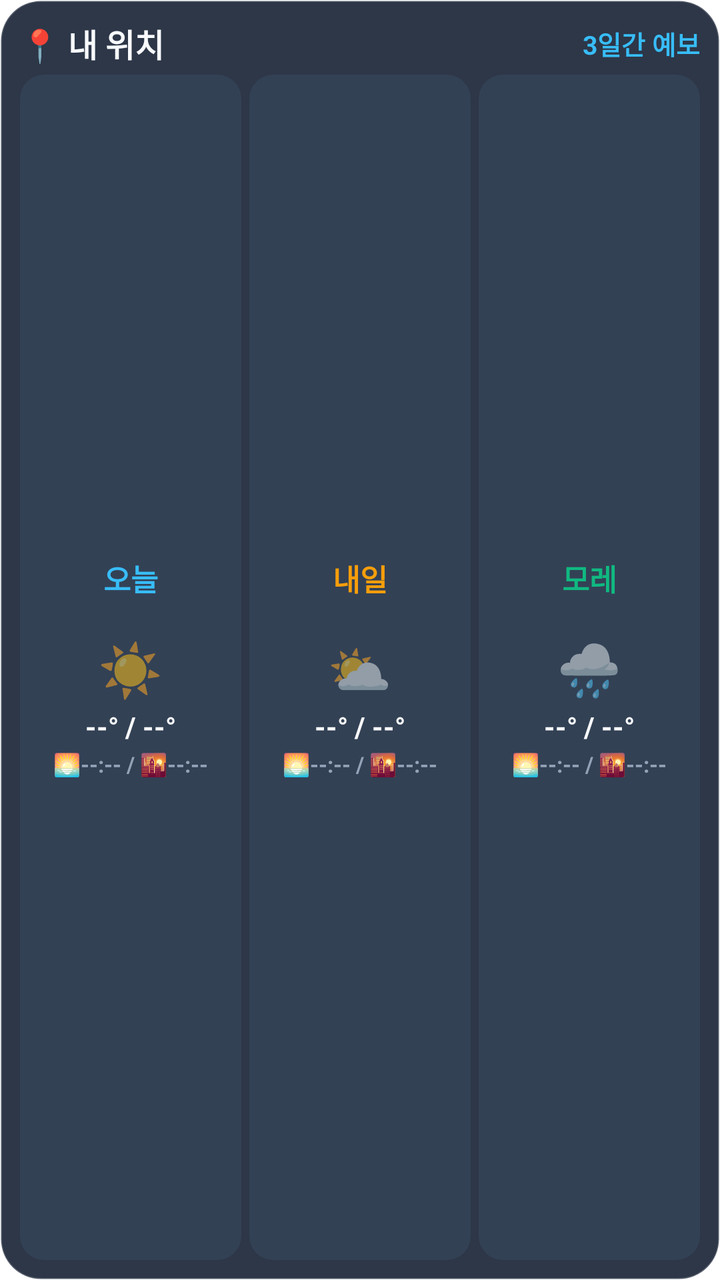
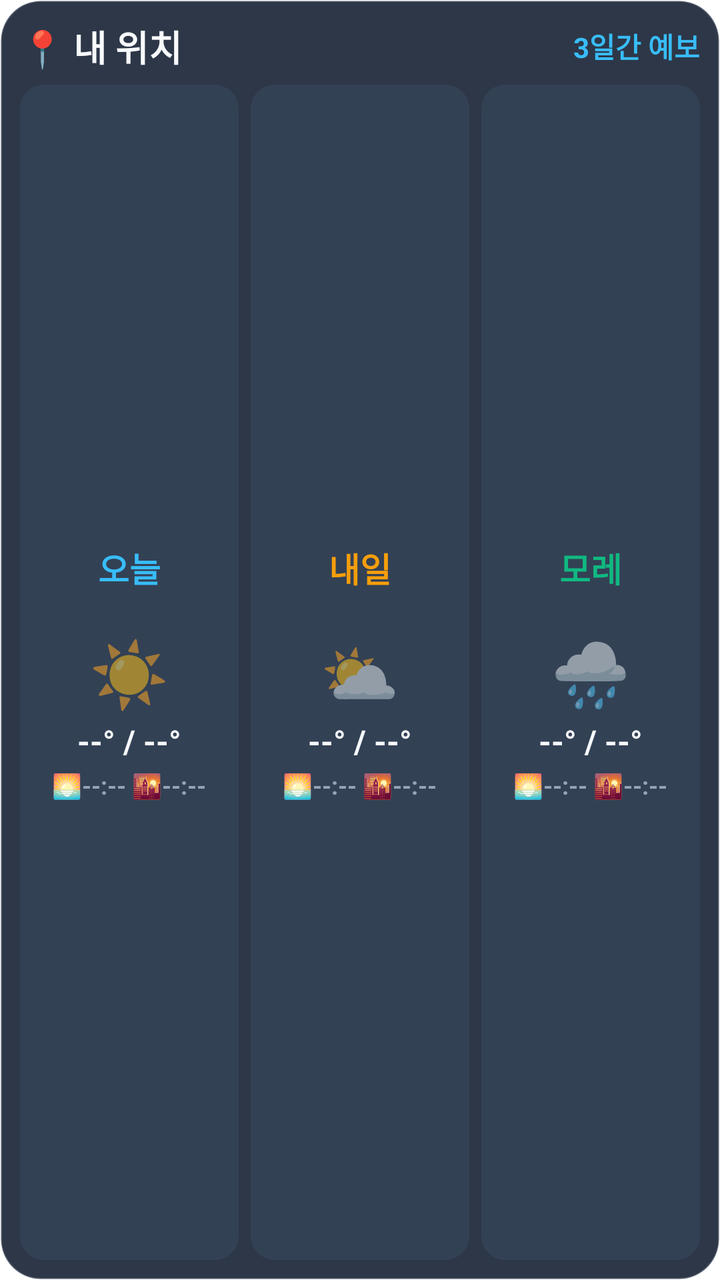

Two renders of the same Android screen: before a commit and after it. Below are the layout's source before the change and the commit's diff.
<!-- AndroidManifest.xml: fallback theme Theme.MaterialComponents.DayNight.NoActionBar -->
<!-- res/layout/widget_three_days_layout.xml -->
<?xml version="1.0" encoding="utf-8"?>
<LinearLayout xmlns:android="http://schemas.android.com/apk/res/android"
    android:id="@+id/widget_container_three_days"
    android:layout_width="match_parent"
    android:layout_height="match_parent"
    android:background="@drawable/widget_bg_rounded"
    android:orientation="vertical"
    android:padding="10dp">

    
    <LinearLayout
        android:layout_width="match_parent"
        android:layout_height="wrap_content"
        android:orientation="horizontal"
        android:gravity="center_vertical"
        android:paddingBottom="4dp">

        <TextView
            android:id="@+id/tv_three_location"
            android:layout_width="0dp"
            android:layout_height="wrap_content"
            android:layout_weight="1"
            android:text="📍 내 위치"
            android:textColor="@color/text_primary"
            android:textSize="16sp"
            android:textStyle="bold" />

        <TextView
            android:layout_width="wrap_content"
            android:layout_height="wrap_content"
            android:text="3일간 예보"
            android:textColor="@color/accent_blue"
            android:textSize="13sp"
            android:textStyle="bold" />
    </LinearLayout>

    
    <LinearLayout
        android:layout_width="match_parent"
        android:layout_height="0dp"
        android:layout_weight="1"
        android:orientation="horizontal"
        android:gravity="center">

        
        <LinearLayout
            android:layout_width="0dp"
            android:layout_height="match_parent"
            android:layout_weight="1"
            android:layout_marginEnd="4dp"
            android:background="@drawable/widget_card_item_bg"
            android:orientation="vertical"
            android:gravity="center"
            android:padding="6dp">

            <TextView
                android:id="@+id/tv_day1_title"
                android:layout_width="wrap_content"
                android:layout_height="wrap_content"
                android:text="오늘"
                android:textColor="@color/accent_blue"
                android:textSize="15sp"
                android:textStyle="bold" />

            <TextView
                android:id="@+id/tv_day1_subdate"
                android:layout_width="wrap_content"
                android:layout_height="wrap_content"
                android:text=""
                android:textColor="@color/text_secondary"
                android:textSize="11sp" />

            <TextView
                android:id="@+id/tv_day1_icon"
                android:layout_width="wrap_content"
                android:layout_height="wrap_content"
                android:layout_marginTop="2dp"
                android:text="☀️"
                android:textSize="26sp" />

            <TextView
                android:id="@+id/tv_day1_temp"
                android:layout_width="wrap_content"
                android:layout_height="wrap_content"
                android:layout_marginTop="2dp"
                android:text="--° / --°"
                android:textColor="@color/text_primary"
                android:textSize="14sp"
                android:textStyle="bold" />

            <TextView
                android:id="@+id/tv_day1_sun"
                android:layout_width="wrap_content"
                android:layout_height="wrap_content"
                android:layout_marginTop="2dp"
                android:text="🌅--:-- / 🌇--:--"
                android:textColor="@color/text_secondary"
                android:textSize="11sp"
                android:textStyle="bold" />
        </LinearLayout>

        
        <LinearLayout
            android:layout_width="0dp"
            android:layout_height="match_parent"
            android:layout_weight="1"
            android:layout_marginEnd="4dp"
            android:background="@drawable/widget_card_item_bg"
            android:orientation="vertical"
            android:gravity="center"
            android:padding="6dp">

            <TextView
                android:id="@+id/tv_day2_title"
                android:layout_width="wrap_content"
                android:layout_height="wrap_content"
                android:text="내일"
                android:textColor="@color/accent_sun"
                android:textSize="15sp"
                android:textStyle="bold" />

            <TextView
                android:id="@+id/tv_day2_subdate"
                android:layout_width="wrap_content"
                android:layout_height="wrap_content"
                android:text=""
                android:textColor="@color/text_secondary"
                android:textSize="11sp" />

            <TextView
                android:id="@+id/tv_day2_icon"
                android:layout_width="wrap_content"
                android:layout_height="wrap_content"
                android:layout_marginTop="2dp"
                android:text="⛅"
                android:textSize="26sp" />

            <TextView
                android:id="@+id/tv_day2_temp"
                android:layout_width="wrap_content"
                android:layout_height="wrap_content"
                android:layout_marginTop="2dp"
                android:text="--° / --°"
                android:textColor="@color/text_primary"
                android:textSize="14sp"
                android:textStyle="bold" />

            <TextView
                android:id="@+id/tv_day2_sun"
                android:layout_width="wrap_content"
                android:layout_height="wrap_content"
                android:layout_marginTop="2dp"
                android:text="🌅--:-- / 🌇--:--"
                android:textColor="@color/text_secondary"
                android:textSize="11sp"
                android:textStyle="bold" />
        </LinearLayout>

        
        <LinearLayout
            android:layout_width="0dp"
            android:layout_height="match_parent"
            android:layout_weight="1"
            android:background="@drawable/widget_card_item_bg"
            android:orientation="vertical"
            android:gravity="center"
            android:padding="6dp">

            <TextView
                android:id="@+id/tv_day3_title"
                android:layout_width="wrap_content"
                android:layout_height="wrap_content"
                android:text="모레"
                android:textColor="@color/accent_green"
                android:textSize="15sp"
                android:textStyle="bold" />

            <TextView
                android:id="@+id/tv_day3_subdate"
                android:layout_width="wrap_content"
                android:layout_height="wrap_content"
                android:text=""
                android:textColor="@color/text_secondary"
                android:textSize="11sp" />

            <TextView
                android:id="@+id/tv_day3_icon"
                android:layout_width="wrap_content"
                android:layout_height="wrap_content"
                android:layout_marginTop="2dp"
                android:text="🌧️"
                android:textSize="26sp" />

            <TextView
                android:id="@+id/tv_day3_temp"
                android:layout_width="wrap_content"
                android:layout_height="wrap_content"
                android:layout_marginTop="2dp"
                android:text="--° / --°"
                android:textColor="@color/text_primary"
                android:textSize="14sp"
                android:textStyle="bold" />

            <TextView
                android:id="@+id/tv_day3_sun"
                android:layout_width="wrap_content"
                android:layout_height="wrap_content"
                android:layout_marginTop="2dp"
                android:text="🌅--:-- / 🌇--:--"
                android:textColor="@color/text_secondary"
                android:textSize="11sp"
                android:textStyle="bold" />
        </LinearLayout>
    </LinearLayout>
</LinearLayout>
<!-- resources referenced by this layout -->
<resources>
  <color name="accent_blue">#38BDF8</color>
  <color name="accent_green">#10B981</color>
  <color name="accent_sun">#F59E0B</color>
  <color name="text_primary">#F8FAFC</color>
  <color name="text_secondary">#94A3B8</color>
  <!-- drawable widget_bg_rounded (drawable) -->
  <?xml version="1.0" encoding="utf-8"?>
  <shape xmlns:android="http://schemas.android.com/apk/res/android"
      android:shape="rectangle">
      <solid android:color="@color/widget_bg" />
      <corners android:radius="20dp" />
      <stroke
          android:width="1dp"
          android:color="#33FFFFFF" />
  </shape>
  <!-- drawable widget_card_item_bg (drawable) -->
  <?xml version="1.0" encoding="utf-8"?>
  <shape xmlns:android="http://schemas.android.com/apk/res/android"
      android:shape="rectangle">
      <solid android:color="@color/widget_card_solid" />
      <corners android:radius="12dp" />
  </shape>
  <color name="widget_bg">#EE1E293B</color>
  <color name="widget_card_solid">#334155</color>
</resources>

<!-- the commit's change to res/layout/widget_three_days_layout.xml (unified diff, before → after) -->
@@ -13,7 +13,7 @@
         android:layout_height="wrap_content"
         android:orientation="horizontal"
         android:gravity="center_vertical"
-        android:paddingBottom="4dp">
+        android:paddingBottom="6dp">
 
         <TextView
             android:id="@+id/tv_three_location"
@@ -22,7 +22,7 @@
             android:layout_weight="1"
             android:text="📍 내 위치"
             android:textColor="@color/text_primary"
-            android:textSize="16sp"
+            android:textSize="18sp"
             android:textStyle="bold" />
 
         <TextView
@@ -30,7 +30,7 @@
             android:layout_height="wrap_content"
             android:text="3일간 예보"
             android:textColor="@color/accent_blue"
-            android:textSize="13sp"
+            android:textSize="14sp"
             android:textStyle="bold" />
     </LinearLayout>
 
@@ -47,7 +47,7 @@
             android:layout_width="0dp"
             android:layout_height="match_parent"
             android:layout_weight="1"
-            android:layout_marginEnd="4dp"
+            android:layout_marginEnd="6dp"
             android:background="@drawable/widget_card_item_bg"
             android:orientation="vertical"
             android:gravity="center"
@@ -59,7 +59,7 @@
                 android:layout_height="wrap_content"
                 android:text="오늘"
                 android:textColor="@color/accent_blue"
-                android:textSize="15sp"
+                android:textSize="17sp"
                 android:textStyle="bold" />
 
             <TextView
@@ -68,7 +68,7 @@
                 android:layout_height="wrap_content"
                 android:text=""
                 android:textColor="@color/text_secondary"
-                android:textSize="11sp" />
+                android:textSize="12sp" />
 
             <TextView
                 android:id="@+id/tv_day1_icon"
@@ -76,7 +76,7 @@
                 android:layout_height="wrap_content"
                 android:layout_marginTop="2dp"
                 android:text="☀️"
-                android:textSize="26sp" />
+                android:textSize="32sp" />
 
             <TextView
                 android:id="@+id/tv_day1_temp"
@@ -85,17 +85,17 @@
                 android:layout_marginTop="2dp"
                 android:text="--° / --°"
                 android:textColor="@color/text_primary"
-                android:textSize="14sp"
+                android:textSize="16sp"
                 android:textStyle="bold" />
 
             <TextView
                 android:id="@+id/tv_day1_sun"
                 android:layout_width="wrap_content"
                 android:layout_height="wrap_content"
-                android:layout_marginTop="2dp"
-                android:text="🌅--:-- / 🌇--:--"
-                android:textColor="@color/text_secondary"
-                android:textSize="11sp"
+                android:layout_marginTop="3dp"
+                android:text="🌅--:-- 🌇--:--"
+                android:textColor="@color/text_secondary"
+                android:textSize="12sp"
                 android:textStyle="bold" />
         </LinearLayout>
 
@@ -104,7 +104,7 @@
             android:layout_width="0dp"
             android:layout_height="match_parent"
             android:layout_weight="1"
-            android:layout_marginEnd="4dp"
+            android:layout_marginEnd="6dp"
             android:background="@drawable/widget_card_item_bg"
             android:orientation="vertical"
             android:gravity="center"
@@ -116,7 +116,7 @@
                 android:layout_height="wrap_content"
                 android:text="내일"
                 android:textColor="@color/accent_sun"
-                android:textSize="15sp"
+                android:textSize="17sp"
                 android:textStyle="bold" />
 
             <TextView
@@ -125,7 +125,7 @@
                 android:layout_height="wrap_content"
                 android:text=""
                 android:textColor="@color/text_secondary"
-                android:textSize="11sp" />
+                android:textSize="12sp" />
 
             <TextView
                 android:id="@+id/tv_day2_icon"
@@ -133,7 +133,7 @@
                 android:layout_height="wrap_content"
                 android:layout_marginTop="2dp"
                 android:text="⛅"
-                android:textSize="26sp" />
+                android:textSize="32sp" />
 
             <TextView
                 android:id="@+id/tv_day2_temp"
@@ -142,17 +142,17 @@
                 android:layout_marginTop="2dp"
                 android:text="--° / --°"
                 android:textColor="@color/text_primary"
-                android:textSize="14sp"
+                android:textSize="16sp"
                 android:textStyle="bold" />
 
             <TextView
                 android:id="@+id/tv_day2_sun"
                 android:layout_width="wrap_content"
                 android:layout_height="wrap_content"
-                android:layout_marginTop="2dp"
-                android:text="🌅--:-- / 🌇--:--"
-                android:textColor="@color/text_secondary"
-                android:textSize="11sp"
+                android:layout_marginTop="3dp"
+                android:text="🌅--:-- 🌇--:--"
+                android:textColor="@color/text_secondary"
+                android:textSize="12sp"
                 android:textStyle="bold" />
         </LinearLayout>
 
@@ -172,7 +172,7 @@
                 android:layout_height="wrap_content"
                 android:text="모레"
                 android:textColor="@color/accent_green"
-                android:textSize="15sp"
+                android:textSize="17sp"
                 android:textStyle="bold" />
 
             <TextView
@@ -181,7 +181,7 @@
                 android:layout_height="wrap_content"
                 android:text=""
                 android:textColor="@color/text_secondary"
-                android:textSize="11sp" />
+                android:textSize="12sp" />
 
             <TextView
                 android:id="@+id/tv_day3_icon"
@@ -189,7 +189,7 @@
                 android:layout_height="wrap_content"
                 android:layout_marginTop="2dp"
                 android:text="🌧️"
-                android:textSize="26sp" />
+                android:textSize="32sp" />
 
             <TextView
                 android:id="@+id/tv_day3_temp"
@@ -198,17 +198,17 @@
                 android:layout_marginTop="2dp"
                 android:text="--° / --°"
                 android:textColor="@color/text_primary"
-                android:textSize="14sp"
+                android:textSize="16sp"
                 android:textStyle="bold" />
 
             <TextView
                 android:id="@+id/tv_day3_sun"
                 android:layout_width="wrap_content"
                 android:layout_height="wrap_content"
-                android:layout_marginTop="2dp"
-                android:text="🌅--:-- / 🌇--:--"
-                android:textColor="@color/text_secondary"
-                android:textSize="11sp"
+                android:layout_marginTop="3dp"
+                android:text="🌅--:-- 🌇--:--"
+                android:textColor="@color/text_secondary"
+                android:textSize="12sp"
                 android:textStyle="bold" />
         </LinearLayout>
     </LinearLayout>
